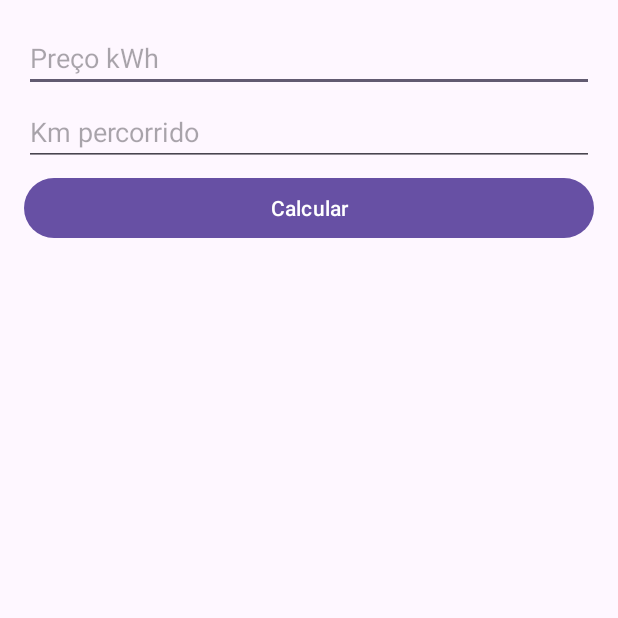
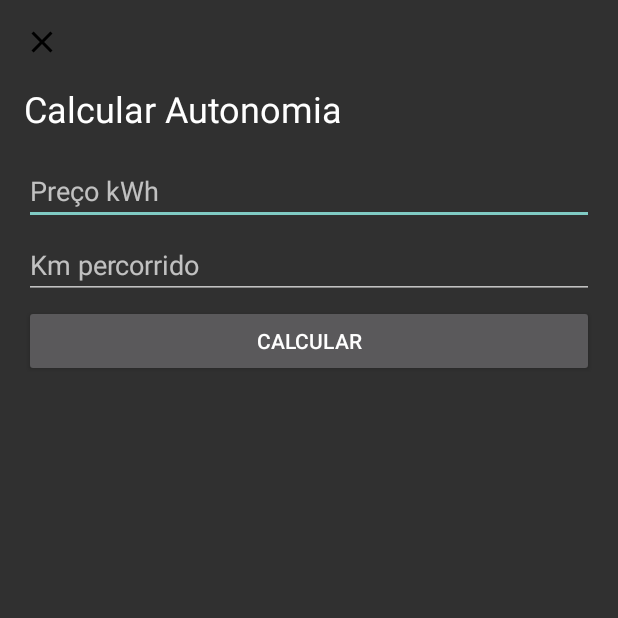
Before and after one commit to tfreitasf/EletricCarApp, an Android app: the CalculateAutonomyActivity screen opened directly, with no data from a screen before it, on a phone screen of 412 x 824 dp, the top half of it. Run offline under Robolectric (Android 15) with nearby library versions, the phone set to English and light mode, and no system bars.

Commit message:
added functionality to close the autonomy calculation screen

```diff
--- a/app/src/main/AndroidManifest.xml
+++ b/app/src/main/AndroidManifest.xml
@@ -21,7 +21,8 @@
                 <category android:name="android.intent.category.LAUNCHER" />
             </intent-filter>
         </activity>
-        <activity android:name=".presentation.CalculateAutonomyActivity"/>
+        <activity android:name=".presentation.CalculateAutonomyActivity"
+            android:theme="@style/Theme.AppCompat.NoActionBar"/>
     </application>
 
 </manifest>
--- a/app/src/main/java/br/com/povengenharia/presentation/CalculateAutonomyActivity.kt
+++ b/app/src/main/java/br/com/povengenharia/presentation/CalculateAutonomyActivity.kt
@@ -3,6 +3,7 @@ package br.com.povengenharia.presentation
 import android.os.Bundle
 import android.widget.Button
 import android.widget.EditText
+import android.widget.ImageView
 import android.widget.TextView
 import androidx.appcompat.app.AppCompatActivity
 import br.com.povengenharia.R
@@ -13,6 +14,7 @@ class CalculateAutonomyActivity : AppCompatActivity() {
     lateinit var travelledDistance: EditText
     lateinit var btnCalculate: Button
     lateinit var result: TextView
+    lateinit var btnClose : ImageView
 
     override fun onCreate(savedInstanceState: Bundle?) {
         super.onCreate(savedInstanceState)
@@ -27,6 +29,7 @@ class CalculateAutonomyActivity : AppCompatActivity() {
         btnCalculate = findViewById(R.id.bt_calculate)
         travelledDistance = findViewById(R.id.et_travelleddistance)
         result = findViewById(R.id.tv_result)
+        btnClose = findViewById(R.id.iv_closebutton)
 
 
     }
@@ -35,6 +38,10 @@ class CalculateAutonomyActivity : AppCompatActivity() {
 
         btnCalculate.setOnClickListener {
             calculate()
+        }
+
+        btnClose.setOnClickListener{
+            finish()
         }
 
     }
--- /dev/null
+++ b/app/src/main/res/drawable/ic_close.xml
@@ -0,0 +1,5 @@
+<vector android:height="24dp" android:tint="#000000"
+    android:viewportHeight="24" android:viewportWidth="24"
+    android:width="24dp" xmlns:android="http://schemas.android.com/apk/res/android">
+    <path android:fillColor="@android:color/white" android:pathData="M19,6.41L17.59,5 12,10.59 6.41,5 5,6.41 10.59,12 5,17.59 6.41,19 12,13.41 17.59,19 19,17.59 13.41,12z"/>
+</vector>
--- a/app/src/main/res/layout/activity_calculate_autonomy.xml
+++ b/app/src/main/res/layout/activity_calculate_autonomy.xml
@@ -3,6 +3,26 @@
     xmlns:app="http://schemas.android.com/apk/res-auto"
     android:layout_width="match_parent"
     android:layout_height="match_parent">
+
+    <ImageView
+        android:id="@+id/iv_closebutton"
+        android:layout_width="wrap_content"
+        android:layout_height="wrap_content"
+        android:layout_margin="16dp"
+        android:src="@drawable/ic_close"
+        app:layout_constraintLeft_toLeftOf="parent"
+        app:layout_constraintTop_toTopOf="parent" />
+
+
+    <TextView
+        android:id="@+id/tv_titlecalculateautonomy"
+        style="@style/TextAppearance.MaterialComponents.Headline5"
+        android:layout_width="wrap_content"
+        android:layout_height="wrap_content"
+        android:layout_margin="16dp"
+        android:text="@string/tv_calculate_autonomy"
+        app:layout_constraintLeft_toLeftOf="parent"
+        app:layout_constraintTop_toBottomOf="@id/iv_closebutton" />
 
     <EditText
         android:id="@+id/et_kwhprice"
@@ -15,7 +35,7 @@
         android:maxLength="10"
         app:layout_constraintEnd_toEndOf="parent"
         app:layout_constraintStart_toStartOf="parent"
-        app:layout_constraintTop_toTopOf="parent" />
+        app:layout_constraintTop_toBottomOf="@id/tv_titlecalculateautonomy" />
 
     <EditText
         android:id="@+id/et_travelleddistance"
@@ -41,10 +61,10 @@
 
     <TextView
         android:id="@+id/tv_result"
+        style="@style/TextAppearance.AppCompat.Body2"
         android:layout_width="wrap_content"
         android:layout_height="wrap_content"
         app:layout_constraintStart_toStartOf="@id/bt_calculate"
-        style="@style/TextAppearance.AppCompat.Body2"
         app:layout_constraintTop_toBottomOf="@id/bt_calculate" />
 
 </androidx.constraintlayout.widget.ConstraintLayout>
--- a/app/src/main/res/values/strings.xml
+++ b/app/src/main/res/values/strings.xml
@@ -15,6 +15,7 @@
     <string name="tv_kwPrice">Preço kWh\n</string>
     <string name="tv_travelledDistance">Km percorrido</string>
     <string name="tv_calculate">Calcular</string>
+    <string name="tv_calculate_autonomy">Calcular Autonomia</string>
 
     <string-array name="array_cidades">
         <item>Mirassol</item>
```
